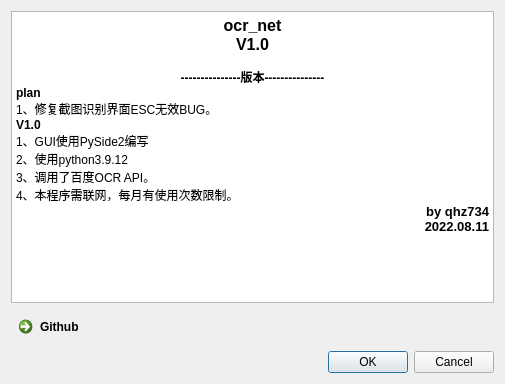
Above: qt_for_python/uic/window_v.ui from qhzgit734/OcrApi before the change. Below: the same form after it.
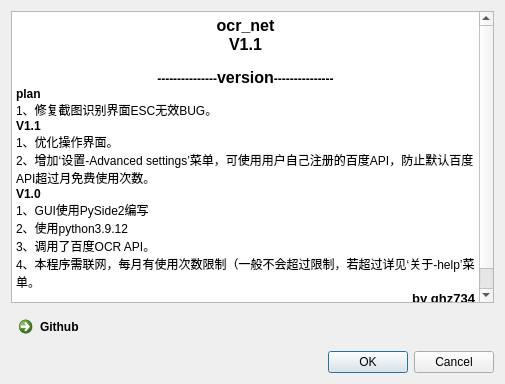
That is the form after the change.

The edit to the form file:
```diff
--- a/qt_for_python/uic/window_v.ui
+++ b/qt_for_python/uic/window_v.ui
@@ -42,16 +42,19 @@
 p, li { white-space: pre-wrap; }
 &lt;/style&gt;&lt;/head&gt;&lt;body style=&quot; font-family:'SimSun'; font-size:9pt; font-weight:400; font-style:normal;&quot;&gt;
 &lt;p align=&quot;center&quot; style=&quot; margin-top:0px; margin-bottom:0px; margin-left:0px; margin-right:0px; -qt-block-indent:0; text-indent:0px;&quot;&gt;&lt;span style=&quot; font-size:12pt; font-weight:600;&quot;&gt;ocr_net&lt;/span&gt;&lt;/p&gt;
-&lt;p align=&quot;center&quot; style=&quot; margin-top:0px; margin-bottom:0px; margin-left:0px; margin-right:0px; -qt-block-indent:0; text-indent:0px;&quot;&gt;&lt;span style=&quot; font-size:12pt; font-weight:600;&quot;&gt;V1.0&lt;/span&gt;&lt;/p&gt;
+&lt;p align=&quot;center&quot; style=&quot; margin-top:0px; margin-bottom:0px; margin-left:0px; margin-right:0px; -qt-block-indent:0; text-indent:0px;&quot;&gt;&lt;span style=&quot; font-size:12pt; font-weight:600;&quot;&gt;V1.1&lt;/span&gt;&lt;/p&gt;
 &lt;p align=&quot;right&quot; style=&quot;-qt-paragraph-type:empty; margin-top:0px; margin-bottom:0px; margin-left:0px; margin-right:0px; -qt-block-indent:0; text-indent:0px;&quot;&gt;&lt;br /&gt;&lt;/p&gt;
-&lt;p align=&quot;center&quot; style=&quot; margin-top:0px; margin-bottom:0px; margin-left:0px; margin-right:0px; -qt-block-indent:0; text-indent:0px;&quot;&gt;&lt;span style=&quot; font-weight:600;&quot;&gt;---------------版本---------------&lt;/span&gt;&lt;/p&gt;
+&lt;p align=&quot;center&quot; style=&quot; margin-top:0px; margin-bottom:0px; margin-left:0px; margin-right:0px; -qt-block-indent:0; text-indent:0px;&quot;&gt;&lt;span style=&quot; font-weight:600;&quot;&gt;---------------&lt;/span&gt;&lt;span style=&quot; font-size:12pt; font-weight:600;&quot;&gt;version&lt;/span&gt;&lt;span style=&quot; font-weight:600;&quot;&gt;---------------&lt;/span&gt;&lt;/p&gt;
 &lt;p style=&quot; margin-top:0px; margin-bottom:0px; margin-left:0px; margin-right:0px; -qt-block-indent:0; text-indent:0px;&quot;&gt;&lt;span style=&quot; font-weight:600;&quot;&gt;plan&lt;/span&gt;&lt;/p&gt;
 &lt;p style=&quot; margin-top:0px; margin-bottom:0px; margin-left:0px; margin-right:0px; -qt-block-indent:0; text-indent:0px;&quot;&gt;1、修复截图识别界面ESC无效BUG。&lt;/p&gt;
+&lt;p style=&quot; margin-top:0px; margin-bottom:0px; margin-left:0px; margin-right:0px; -qt-block-indent:0; text-indent:0px;&quot;&gt;&lt;span style=&quot; font-weight:600;&quot;&gt;V1.1&lt;/span&gt;&lt;/p&gt;
+&lt;p style=&quot; margin-top:0px; margin-bottom:0px; margin-left:0px; margin-right:0px; -qt-block-indent:0; text-indent:0px;&quot;&gt;1、优化操作界面。&lt;/p&gt;
+&lt;p style=&quot; margin-top:0px; margin-bottom:0px; margin-left:0px; margin-right:0px; -qt-block-indent:0; text-indent:0px;&quot;&gt;2、增加‘设置-Advanced settings’菜单，可使用用户自己注册的百度API，防止默认百度API超过月免费使用次数。&lt;/p&gt;
 &lt;p style=&quot; margin-top:0px; margin-bottom:0px; margin-left:0px; margin-right:0px; -qt-block-indent:0; text-indent:0px;&quot;&gt;&lt;span style=&quot; font-weight:600;&quot;&gt;V1.0&lt;/span&gt;&lt;/p&gt;
 &lt;p style=&quot; margin-top:0px; margin-bottom:0px; margin-left:0px; margin-right:0px; -qt-block-indent:0; text-indent:0px;&quot;&gt;1、GUI使用PySide2编写&lt;/p&gt;
 &lt;p style=&quot; margin-top:0px; margin-bottom:0px; margin-left:0px; margin-right:0px; -qt-block-indent:0; text-indent:0px;&quot;&gt;2、使用python3.9.12&lt;/p&gt;
 &lt;p style=&quot; margin-top:0px; margin-bottom:0px; margin-left:0px; margin-right:0px; -qt-block-indent:0; text-indent:0px;&quot;&gt;3、调用了百度OCR API。&lt;/p&gt;
-&lt;p style=&quot; margin-top:0px; margin-bottom:0px; margin-left:0px; margin-right:0px; -qt-block-indent:0; text-indent:0px;&quot;&gt;4、本程序需联网，每月有使用次数限制。&lt;/p&gt;
+&lt;p style=&quot; margin-top:0px; margin-bottom:0px; margin-left:0px; margin-right:0px; -qt-block-indent:0; text-indent:0px;&quot;&gt;4、本程序需联网，每月有使用次数限制（一般不会超过限制，若超过详见‘关于-help’菜单。&lt;/p&gt;
 &lt;p align=&quot;right&quot; style=&quot; margin-top:0px; margin-bottom:0px; margin-left:0px; margin-right:0px; -qt-block-indent:0; text-indent:0px;&quot;&gt;&lt;span style=&quot; font-size:10pt; font-weight:600;&quot;&gt;by qhz734&lt;/span&gt;&lt;/p&gt;
 &lt;p align=&quot;right&quot; style=&quot; margin-top:0px; margin-bottom:0px; margin-left:0px; margin-right:0px; -qt-block-indent:0; text-indent:0px;&quot;&gt;&lt;span style=&quot; font-size:10pt; font-weight:600;&quot;&gt;2022.08.11&lt;/span&gt;&lt;/p&gt;&lt;/body&gt;&lt;/html&gt;</string>
      </property>
```
Left out of the diff: 2 changed lines with no effect on the pictures.
